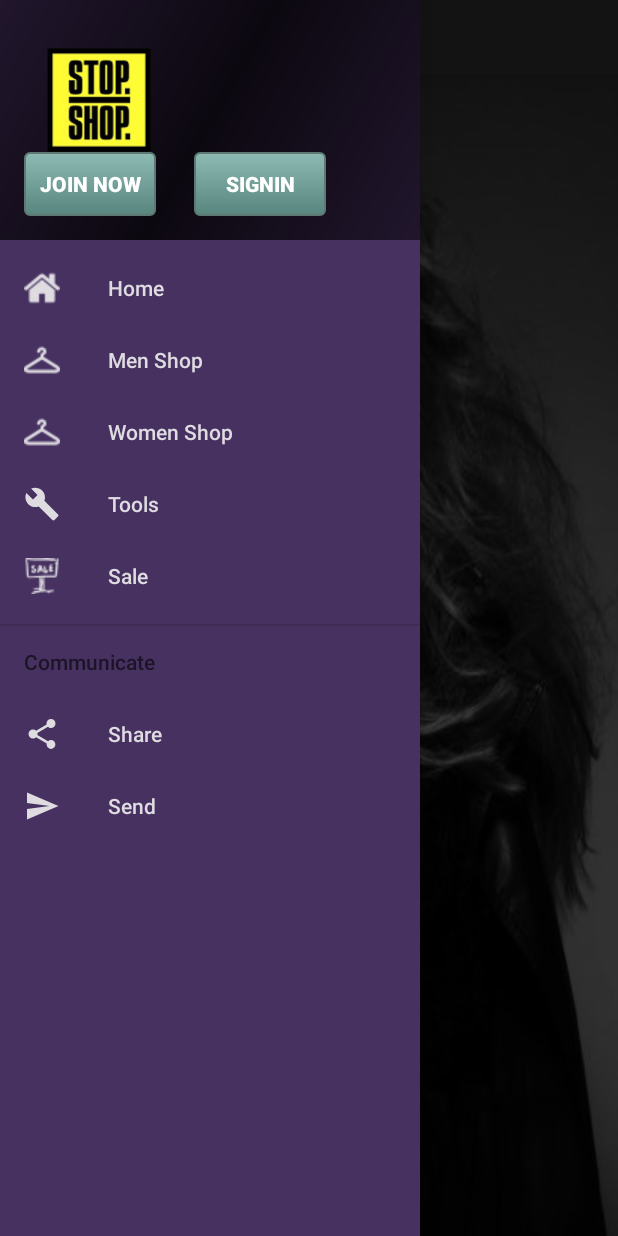
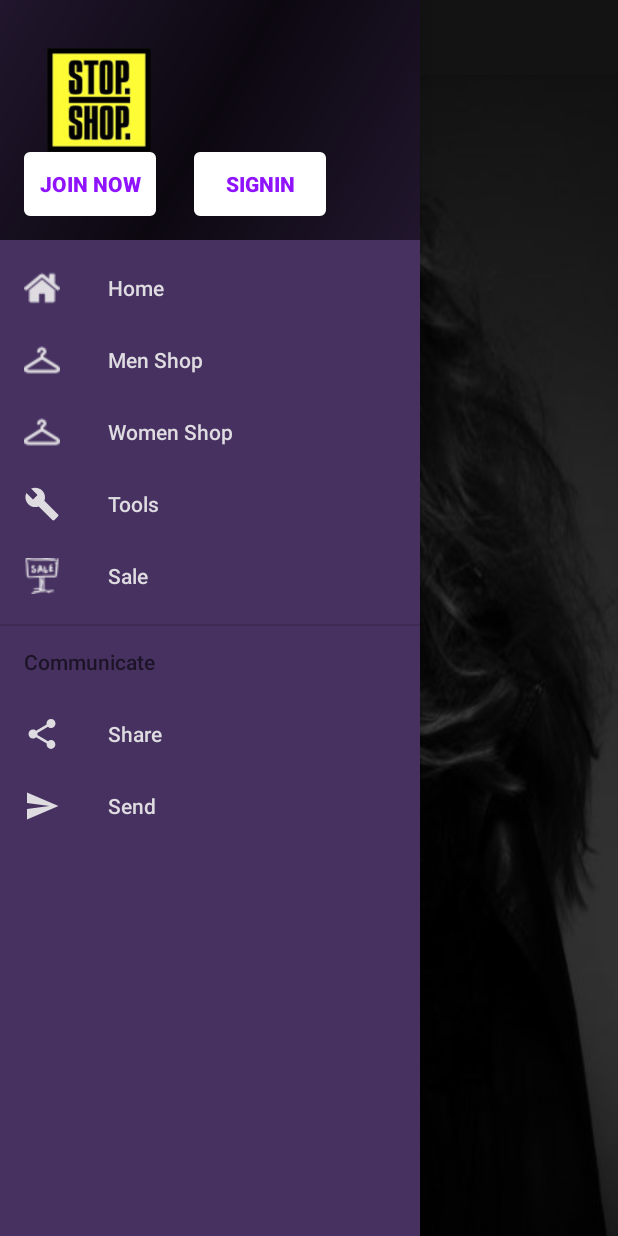
Before and after one commit to HussainHaider/Manwa, an Android app: the HomeActivity screen opened directly, with no data from a screen before it, with the side drawer open, on a phone screen of 412 x 824 dp. Run offline under Robolectric (Android 15) with nearby library versions, the phone set to English and light mode, and no system bars.

Commit message:
Third Commit

```diff
--- /dev/null
+++ b/app/src/main/res/drawable/mybutton2.xml
@@ -0,0 +1,26 @@
+<?xml version="1.0" encoding="utf-8"?>
+<selector xmlns:android="http://schemas.android.com/apk/res/android" >
+    <item android:state_pressed="true" >
+        <shape android:shape="rectangle"  >
+            <corners android:radius="3dip" />
+            <stroke android:width="1dip" android:color="#fff" />
+            <gradient android:angle="-90" android:startColor="#fff"
+                android:endColor="#fff"  />
+        </shape>
+    </item>
+    <item android:state_focused="true">
+        <shape android:shape="rectangle"  >
+            <corners android:radius="3dip" />
+            <stroke android:width="1dip" android:color="#fff" />
+            <solid android:color="#fff"/>
+        </shape>
+    </item>
+    <item >
+        <shape android:shape="rectangle"  >
+            <corners android:radius="3dip" />
+            <stroke android:width="1dip" android:color="#fff" />
+            <gradient android:angle="-90" android:startColor="#fff"
+                android:endColor="#fff" />
+        </shape>
+    </item>
+</selector>
--- a/app/src/main/res/layout/activity_categories.xml
+++ b/app/src/main/res/layout/activity_categories.xml
@@ -21,7 +21,7 @@
         android:layout_height="wrap_content"
         android:text="Categories"
         android:textSize="25dp"
-        android:textColor="@color/BackColor"
+        android:textColor="@color/theme1"
         android:textStyle="bold"
         android:layout_margin="8dp"
         android:textAlignment="center"
--- a/app/src/main/res/layout/nav_header_home.xml
+++ b/app/src/main/res/layout/nav_header_home.xml
@@ -31,9 +31,9 @@
             android:layout_width="wrap_content"
             android:layout_height="wrap_content"
             android:padding="10dp"
-            android:textColor="#ffffff"
+            android:textColor="@color/theme1"
             android:textStyle="bold"
-            android:background="@drawable/mybutton"
+            android:background="@drawable/mybutton2"
             android:text="Join Now" />
 
         <Button
@@ -42,9 +42,9 @@
             android:layout_height="wrap_content"
             android:padding="10dp"
             android:layout_marginLeft="25dp"
-            android:textColor="#ffffff"
+            android:textColor="@color/theme1"
             android:textStyle="bold"
-            android:background="@drawable/mybutton"
+            android:background="@drawable/mybutton2"
             android:text="Signin" />
 
 
--- a/app/src/main/res/menu/menu1.xml
+++ b/app/src/main/res/menu/menu1.xml
@@ -4,7 +4,7 @@
 
     <item
         android:id="@+id/cart"
-        android:icon="@drawable/cart"
+        android:icon="@drawable/cart1"
         android:title="@string/action_favorite"
         app:showAsAction="ifRoom"/>
 
```
Also changed, not shown: app/src/main/java/com/example/hp/smdproject/Show_items.java (+6 -7 lines), app/src/main/res/layout/categories_custom_adapter.xml (+4 -4 lines).
